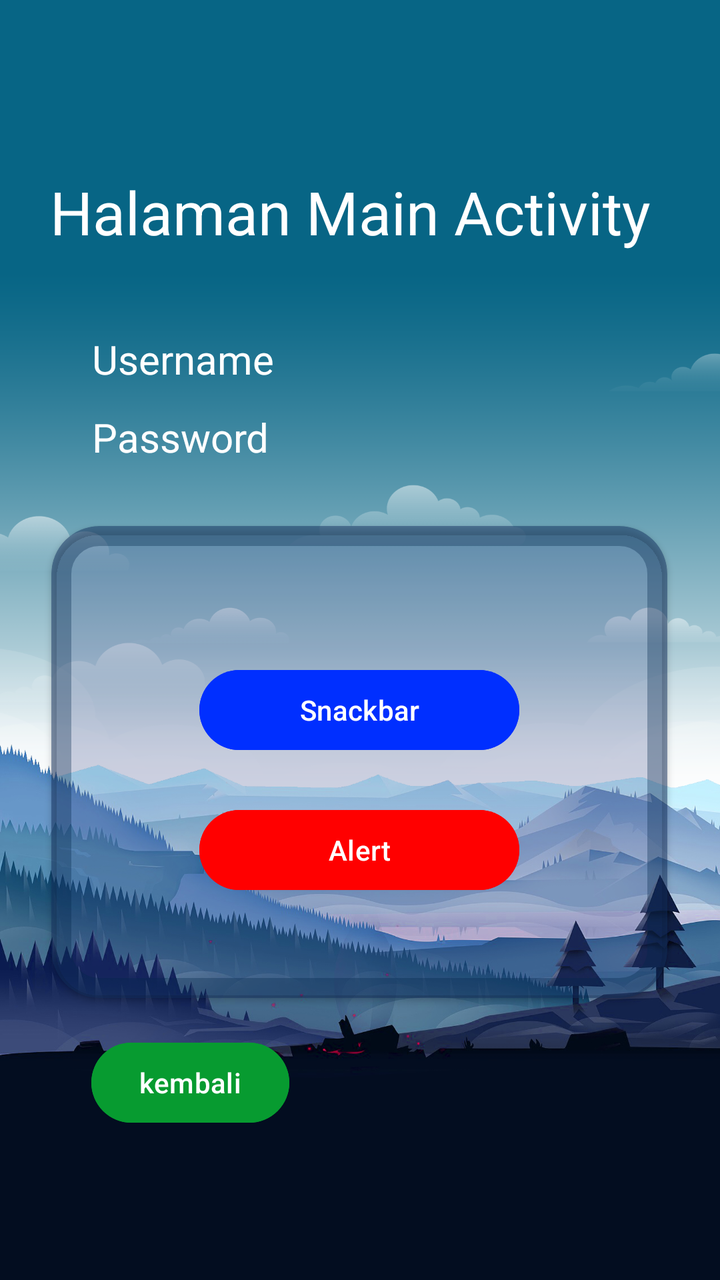
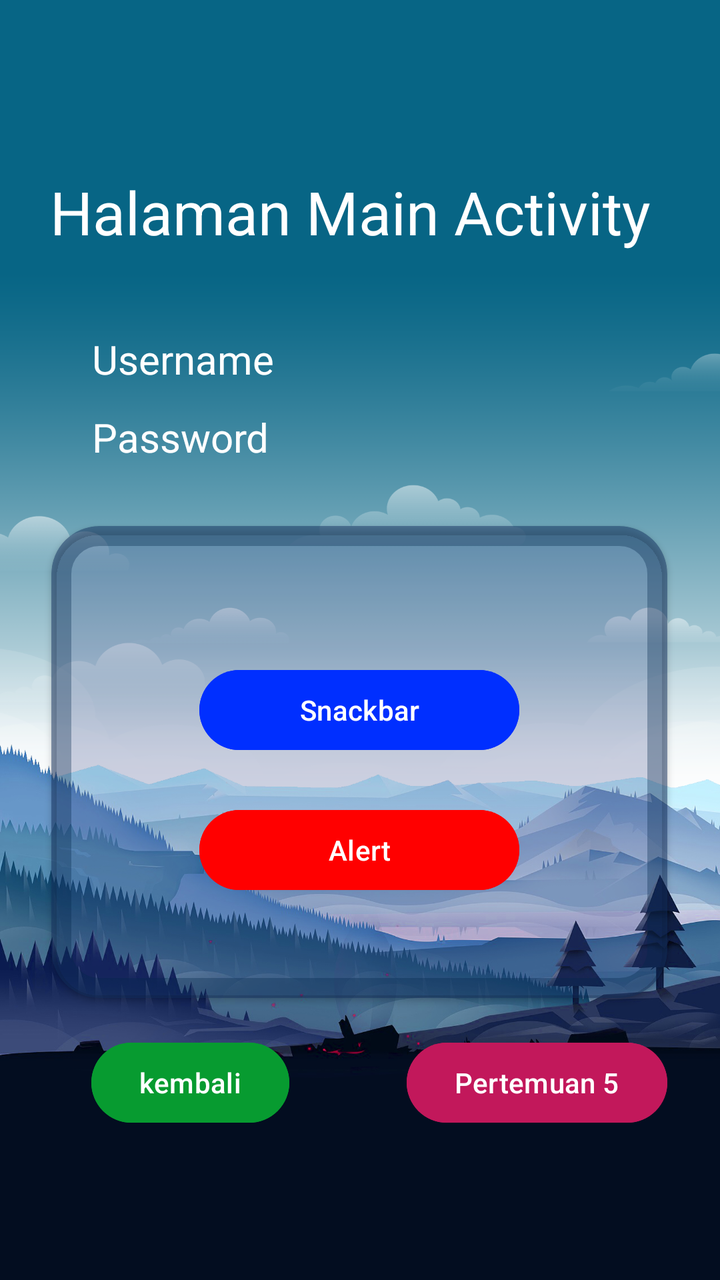

Compare the two renders of this Android layout. The source of the first and the diff that turns it into the second are given below.
<!-- AndroidManifest.xml: application theme Theme.Raymond_3TIB -->
<!-- res/layout/activity_main.xml -->
<?xml version="1.0" encoding="utf-8"?>
<androidx.constraintlayout.widget.ConstraintLayout xmlns:android="http://schemas.android.com/apk/res/android"
    xmlns:app="http://schemas.android.com/apk/res-auto"
    xmlns:tools="http://schemas.android.com/tools"
    android:id="@+id/main"
    android:background="@drawable/bakcground"
    android:layout_width="match_parent"
    android:layout_height="match_parent"
    tools:context=".MainActivity">

    <TextView
        android:id="@+id/txtPassword"
        android:layout_width="wrap_content"
        android:layout_height="wrap_content"
        android:layout_marginTop="12dp"
        android:text="Password"
        android:textSize="20dp"
        android:textColor="@color/white"
        app:layout_constraintEnd_toEndOf="parent"
        app:layout_constraintHorizontal_bias="0.17"
        app:layout_constraintStart_toStartOf="parent"
        app:layout_constraintTop_toBottomOf="@+id/txtUsername" />

    <TextView
        android:id="@+id/txtUsername"
        android:layout_width="wrap_content"
        android:layout_height="wrap_content"
        android:layout_marginTop="40dp"
        android:text="Username"
        android:textSize="20dp"
        android:textColor="@color/white"
        app:layout_constraintEnd_toEndOf="parent"
        app:layout_constraintHorizontal_bias="0.171"
        app:layout_constraintStart_toStartOf="parent"
        app:layout_constraintTop_toBottomOf="@+id/Header" />

    <TextView
        android:id="@+id/Header"
        android:layout_width="wrap_content"
        android:layout_height="wrap_content"
        android:text="Halaman Main Activity"
        android:textColor="@color/white"
        android:textSize="30dp"
        app:layout_constraintBottom_toBottomOf="parent"
        app:layout_constraintEnd_toEndOf="parent"
        app:layout_constraintHorizontal_bias="0.418"
        app:layout_constraintStart_toStartOf="parent"
        app:layout_constraintTop_toTopOf="parent"
        app:layout_constraintVertical_bias="0.143" />

    <com.google.android.material.card.MaterialCardView
        android:id="@+id/materialCardView"
        android:layout_width="308dp"
        android:layout_height="236dp"
        android:layout_marginTop="31dp"
        app:layout_constraintBottom_toBottomOf="parent"
        app:layout_constraintEnd_toEndOf="parent"
        app:layout_constraintHorizontal_bias="0.495"
        app:layout_constraintStart_toStartOf="parent"
        app:layout_constraintTop_toBottomOf="@+id/txtPassword"
        app:layout_constraintVertical_bias="0.0"
        app:cardBackgroundColor="#36394892"
        app:cardElevation="2dp"
        app:strokeColor="#54002649"
        app:strokeWidth="10dp"
        app:cardCornerRadius="24dp"
        >

        <androidx.constraintlayout.widget.ConstraintLayout
            android:layout_width="match_parent"
            android:layout_height="match_parent"
            android:layout_margin="24dp">
            <Button
                android:id="@+id/btnAlertDialog"
                android:layout_width="match_parent"
                android:layout_height="wrap_content"
                android:layout_marginHorizontal="50dp"
                android:backgroundTint="#FF0000"
                android:text="Alert"
                android:textColor="@color/white"
                app:layout_constraintBottom_toBottomOf="parent"
                app:layout_constraintEnd_toEndOf="parent"
                app:layout_constraintHorizontal_bias="0.0"
                app:layout_constraintStart_toStartOf="parent"
                app:layout_constraintTop_toBottomOf="@+id/btnSnackBar"
                app:layout_constraintVertical_bias="0.458" />

            <Button
                android:id="@+id/btnSnackBar"
                android:layout_width="match_parent"
                android:layout_height="wrap_content"
                android:layout_marginHorizontal="50dp"
                android:layout_marginTop="44dp"
                android:backgroundTint="#002FFF"
                android:text="Snackbar"
                android:textColor="@color/white"
                app:layout_constraintEnd_toEndOf="parent"
                app:layout_constraintStart_toStartOf="parent"
                app:layout_constraintTop_toTopOf="parent" />
        </androidx.constraintlayout.widget.ConstraintLayout>

    </com.google.android.material.card.MaterialCardView>

    <Button
        android:id="@+id/btnKembali"
        android:layout_width="wrap_content"
        android:layout_height="wrap_content"
        android:backgroundTint="#079B30"
        android:text="kembali"
        app:layout_constraintBottom_toBottomOf="parent"
        app:layout_constraintEnd_toEndOf="parent"
        app:layout_constraintHorizontal_bias="0.175"
        app:layout_constraintStart_toStartOf="parent"
        app:layout_constraintTop_toBottomOf="@+id/materialCardView"
        app:layout_constraintVertical_bias="0.197" />

</androidx.constraintlayout.widget.ConstraintLayout>
<!-- resources referenced by this layout -->
<resources>
  <color name="white">#FFFFFFFF</color>
  <!-- drawable bakcground: png bitmap (drawable, 775068 bytes) -->
  <style name="Theme.Raymond_3TIB" parent="Base.Theme.Raymond_3TIB" />
  <style name="Base.Theme.Raymond_3TIB" parent="Theme.Material3.DayNight.NoActionBar">
          
          
      </style>
</resources>

<!-- the commit's change to res/layout/activity_main.xml (unified diff, before → after) -->
@@ -114,4 +114,17 @@
         app:layout_constraintTop_toBottomOf="@+id/materialCardView"
         app:layout_constraintVertical_bias="0.197" />
 
+    <Button
+        android:id="@+id/btnToLima"
+        android:layout_width="wrap_content"
+        android:layout_height="wrap_content"
+        android:text="Pertemuan 5"
+        android:backgroundTint="#C2185B"
+        app:layout_constraintBottom_toBottomOf="parent"
+        app:layout_constraintEnd_toEndOf="parent"
+        app:layout_constraintHorizontal_bias="0.69"
+        app:layout_constraintStart_toEndOf="@+id/btnKembali"
+        app:layout_constraintTop_toBottomOf="@+id/materialCardView"
+        app:layout_constraintVertical_bias="0.198" />
+
 </androidx.constraintlayout.widget.ConstraintLayout>
